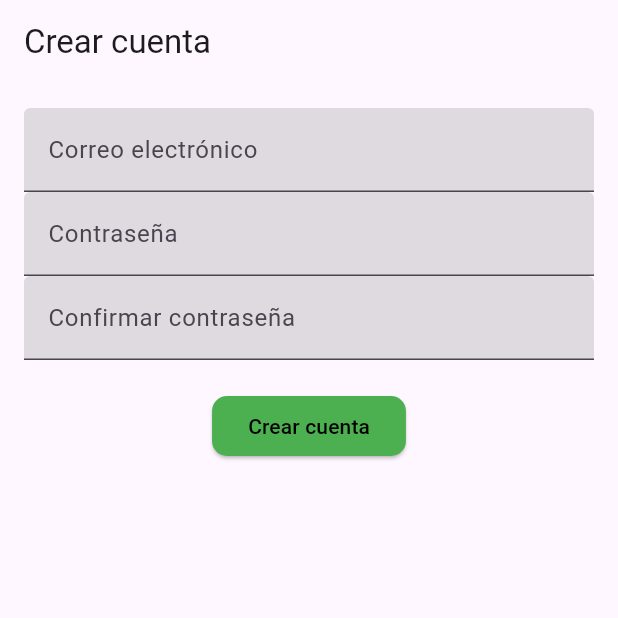
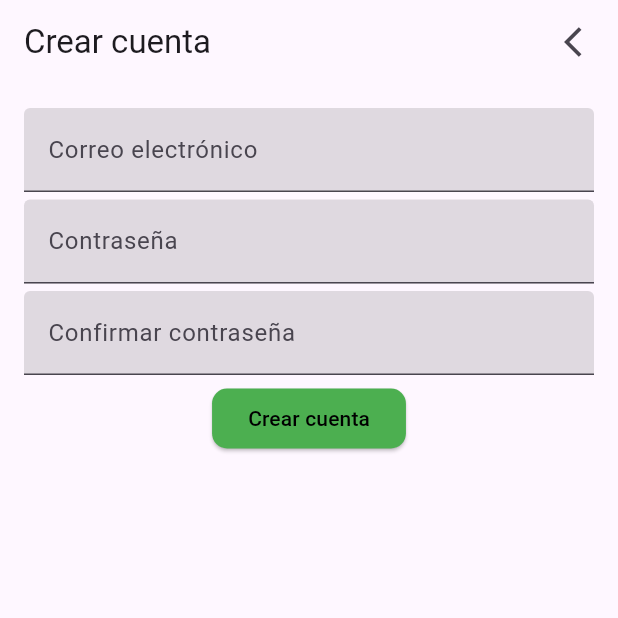
Before and after one commit to Sebastianrtro11/appFlutter, a Flutter app: the screen it shows after launch, after a tap on "Registrarse", on a phone screen of 412 x 824 dp, the top half of it. Run offline on Flutter 3.47's test engine with Material 3 defaults, Android fonts, the phone set to English and light mode, and no system bars; our stand-ins replace firebase_auth, firebase_core; accounts and stored records are empty; network calls fail.

Commit message:
correcion en estilos y boton regreso en crear cuenta

```diff
--- a/lib/screens/create_acount.dart
+++ b/lib/screens/create_acount.dart
@@ -2,6 +2,7 @@ import 'package:flutter/material.dart';
 import 'package:firebase_auth/firebase_auth.dart';
 import '../services/auth_service.dart';
 import 'verify_email_screen.dart';
+import 'login_screen.dart';
 
 class CreateAccountScreen extends StatefulWidget {
   const CreateAccountScreen({super.key});
@@ -40,6 +41,13 @@ class _CreateAccountScreenState extends State<CreateAccountScreen> {
     }
   }
 
+  Future<void> _goBack(BuildContext context) async {
+    Navigator.pushReplacement(
+      context,
+      MaterialPageRoute(builder: (context) => const LoginScreen()),
+    );
+  }
+
   void _showErrorDialog(String message) {
     showDialog(
       context: context,
@@ -63,7 +71,11 @@ class _CreateAccountScreenState extends State<CreateAccountScreen> {
   @override
   Widget build(BuildContext context) {
     return Scaffold(
-      appBar: AppBar(title: const Text('Crear cuenta')),
+      appBar: AppBar(title: const Text('Crear cuenta'), actions: [
+        IconButton(
+            onPressed: () => _goBack(context),
+            icon: const Icon(Icons.arrow_back_ios))
+      ]),
       body: Padding(
         padding: const EdgeInsets.all(16.0),
         child: Column(
@@ -72,20 +84,21 @@ class _CreateAccountScreenState extends State<CreateAccountScreen> {
               controller: _emailController,
               decoration: const InputDecoration(labelText: 'Correo electrónico', filled: true, fillColor: Colors.black12),
             ),
+            const SizedBox(height: 5),
             TextField(
               controller: _passwordController,
               decoration: const InputDecoration(labelText: 'Contraseña', filled: true, fillColor: Colors.black12),
               obscureText: true,
             ),
+            const SizedBox(height: 5),
             TextField(
               controller: _confirmPasswordController,
               decoration: const InputDecoration(labelText: 'Confirmar contraseña', filled: true, fillColor: Colors.black12),
               obscureText: true,
             ),
-            const SizedBox(height: 20),
+            const SizedBox(height: 5  ),
             ElevatedButton(
               onPressed: _createAccount,
-              child: const Text('Crear cuenta'),
               style: ElevatedButton.styleFrom(
                 backgroundColor: Colors.green,
                 foregroundColor: Colors.black,
@@ -93,6 +106,7 @@ class _CreateAccountScreenState extends State<CreateAccountScreen> {
                   borderRadius: BorderRadius.circular(10),
                 ),
               ),
+              child: const Text('Crear cuenta'),
             ),
           ],
         ),
--- a/lib/screens/login_screen.dart
+++ b/lib/screens/login_screen.dart
@@ -75,6 +75,7 @@ class _LoginScreenState extends State<LoginScreen> {
               decoration:
                   const InputDecoration(labelText: 'Correo electrónico', filled: true, fillColor: Colors.black12),
             ),
+            const SizedBox(height: 5),
             TextField(
               controller: _passwordController,
               decoration: const InputDecoration(labelText: 'Contraseña', filled: true, fillColor: Colors.black12),
@@ -92,7 +93,6 @@ class _LoginScreenState extends State<LoginScreen> {
                 ),
               ),
             ),
-            const SizedBox(height: 20),
             ElevatedButton(
               onPressed: _signUp,
               child: const Text('Registrarse'),
```
